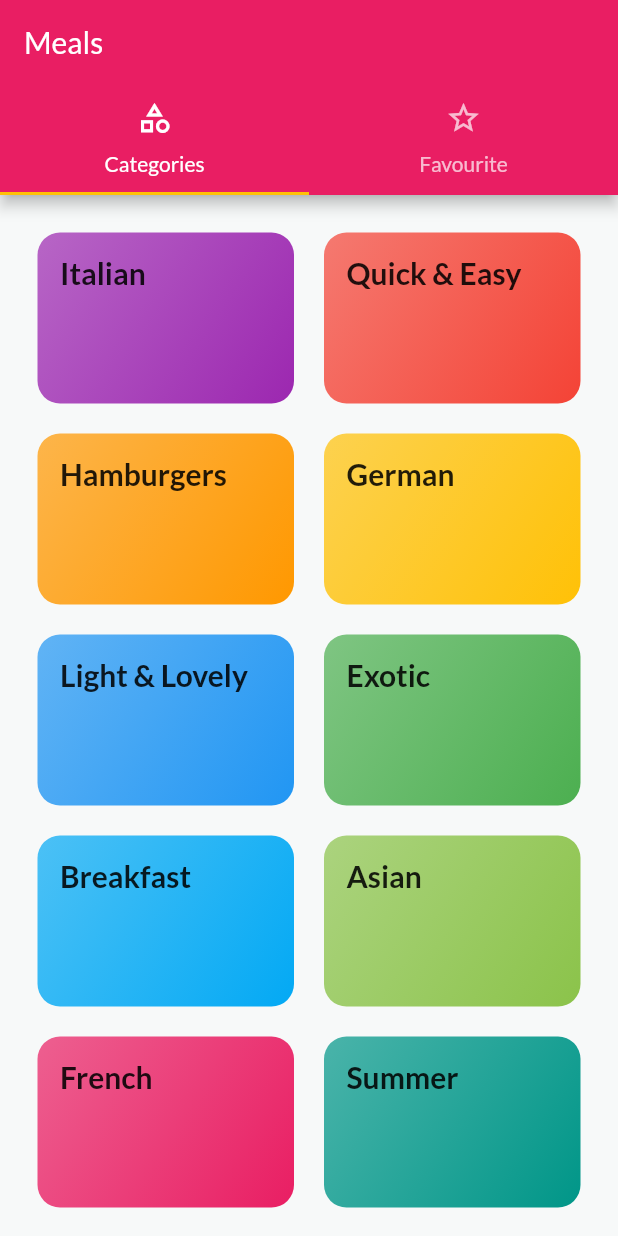
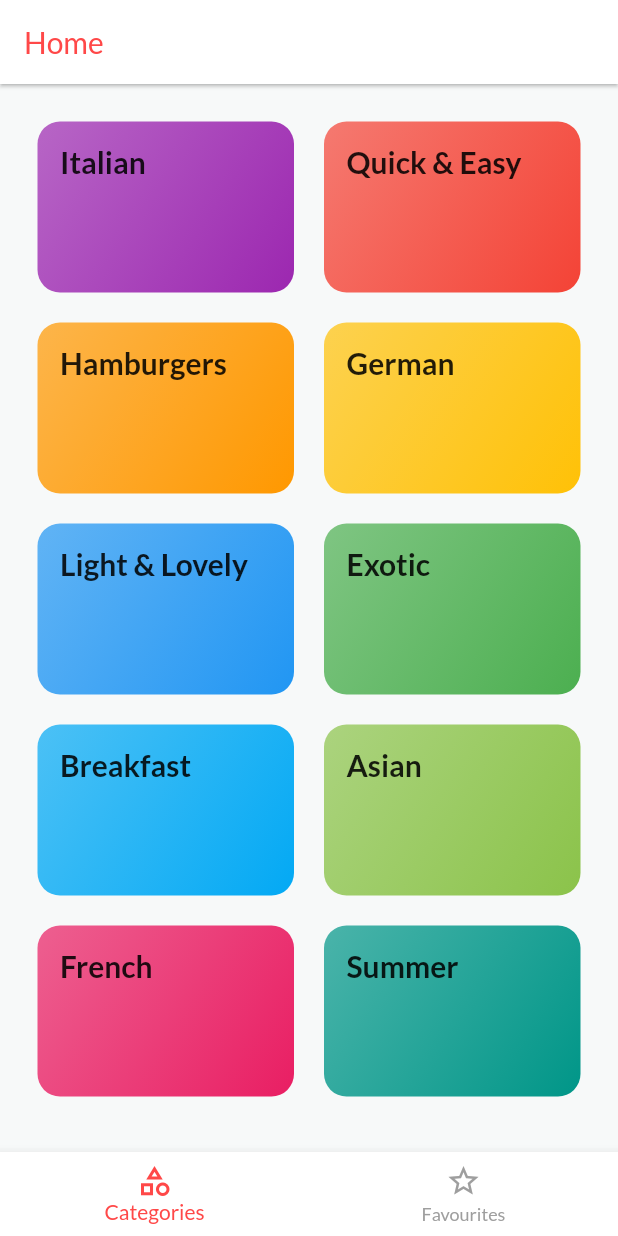
Before and after one commit to DEEPAK-crypto/FoodApp, a Flutter app: the screen it shows after launch, on a phone screen of 412 x 824 dp. Run offline on Flutter 3.47's test engine with Material 2 defaults, Android fonts, the phone set to English and light mode, and no system bars.

```diff
--- a/lib/screens/tabs_screen.dart
+++ b/lib/screens/tabs_screen.dart
@@ -8,32 +8,53 @@ class TabScreens extends StatefulWidget {
 }
 
 class _TabScreensState extends State<TabScreens> {
+  final List<Widget> _pages = [
+    CategoriesScreen(),
+    FavouriteScreen(),
+  ];
+
+  int _selectedPageIndex = 0;
+
+  void _selectPage(int index) {
+    setState(() {
+      _selectedPageIndex = index;
+    });
+  }
+
   @override
   Widget build(BuildContext context) {
-    return DefaultTabController(
-        length: 2,
-        child: Scaffold(
-          appBar: AppBar(
-            title: Text('Meals'),
-            bottom: TabBar(
-              tabs: [
-                Tab(
-                  icon: Icon(Icons.category_outlined),
-                  text: 'Categories',
-                ),
-                Tab(
-                  icon: Icon(Icons.star_border_outlined),
-                  text: 'Favourite',
-                )
-              ],
-            ),
+    return Scaffold(
+      appBar: AppBar(
+        title: Text(
+          'Home',
+          style: TextStyle(
+            color: Color.fromRGBO(255, 72, 72, 1),
           ),
-          body: TabBarView(
-            children: [
-              CategoriesScreen(),
-              FavouriteScreen(),
-            ],
+        ),
+        backgroundColor: Colors.white,
+        iconTheme: IconThemeData(color: Colors.black),
+        elevation: 1,
+      ),
+      body: _pages[_selectedPageIndex],
+      bottomNavigationBar: BottomNavigationBar(
+        onTap: _selectPage,
+        backgroundColor: Colors.white,
+        elevation: 6,
+        unselectedItemColor: Colors.grey,
+        selectedItemColor: Color.fromRGBO(255, 72, 72, 1),
+        currentIndex: _selectedPageIndex,
+        // type: BottomNavigationBarType.shifting,
+        items: [
+          BottomNavigationBarItem(
+            icon: Icon(Icons.category_outlined),
+            label: 'Categories',
           ),
-        ));
+          BottomNavigationBarItem(
+            icon: Icon(Icons.star_border_outlined),
+            label: 'Favourites',
+          ),
+        ],
+      ),
+    );
   }
 }
```
